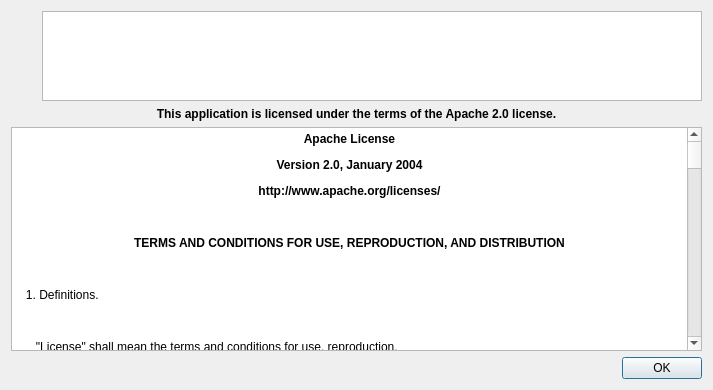
Qt form ui/src/aboutbox.ui (mcallegari/qlcplus) before a commit.
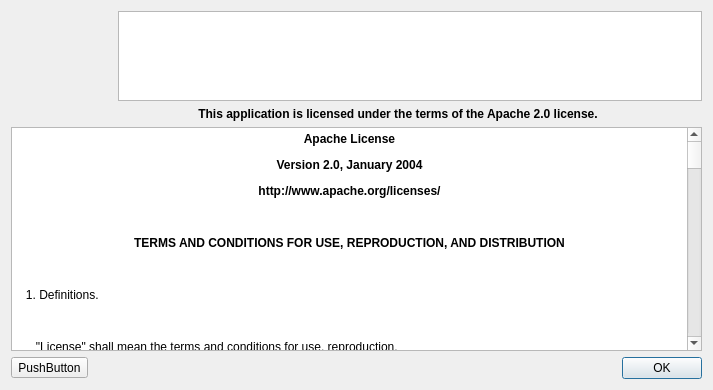
The same form after that commit. Icons and pictures are not drawn.

Commit message: ui: restore Qt information button

Patch:
```diff
--- a/ui/src/aboutbox.ui
+++ b/ui/src/aboutbox.ui
@@ -37,106 +37,7 @@
     <normaloff>:/qlcplus.png</normaloff>:/qlcplus.png</iconset>
   </property>
   <layout class="QGridLayout" name="gridLayout">
-   <item row="0" column="0" rowspan="4">
-    <widget class="QLabel" name="label">
-     <property name="sizePolicy">
-      <sizepolicy hsizetype="Maximum" vsizetype="Preferred">
-       <horstretch>0</horstretch>
-       <verstretch>0</verstretch>
-      </sizepolicy>
-     </property>
-     <property name="text">
-      <string/>
-     </property>
-     <property name="pixmap">
-      <pixmap resource="qlcui.qrc">:/qlcplus.png</pixmap>
-     </property>
-     <property name="scaledContents">
-      <bool>false</bool>
-     </property>
-     <property name="alignment">
-      <set>Qt::AlignLeading|Qt::AlignLeft|Qt::AlignTop</set>
-     </property>
-    </widget>
-   </item>
-   <item row="0" column="1">
-    <widget class="QLabel" name="m_titleLabel">
-     <property name="font">
-      <font>
-       <pointsize>14</pointsize>
-       <bold>true</bold>
-      </font>
-     </property>
-     <property name="text">
-      <string/>
-     </property>
-     <property name="alignment">
-      <set>Qt::AlignBottom|Qt::AlignLeading|Qt::AlignLeft</set>
-     </property>
-    </widget>
-   </item>
-   <item row="0" column="2" rowspan="4">
-    <widget class="QListWidget" name="m_contributors">
-     <property name="sizePolicy">
-      <sizepolicy hsizetype="Expanding" vsizetype="Ignored">
-       <horstretch>0</horstretch>
-       <verstretch>0</verstretch>
-      </sizepolicy>
-     </property>
-     <property name="toolTip">
-      <string>Contributors</string>
-     </property>
-    </widget>
-   </item>
-   <item row="1" column="1">
-    <widget class="QLabel" name="m_versionLabel">
-     <property name="font">
-      <font>
-       <pointsize>14</pointsize>
-       <italic>false</italic>
-       <bold>true</bold>
-      </font>
-     </property>
-     <property name="text">
-      <string/>
-     </property>
-     <property name="alignment">
-      <set>Qt::AlignLeading|Qt::AlignLeft|Qt::AlignTop</set>
-     </property>
-    </widget>
-   </item>
-   <item row="2" column="1">
-    <widget class="QLabel" name="m_copyrightLabel">
-     <property name="textFormat">
-      <enum>Qt::RichText</enum>
-     </property>
-    </widget>
-   </item>
-   <item row="3" column="1">
-    <widget class="QLabel" name="m_websiteLabel"/>
-   </item>
-   <item row="4" column="0" colspan="3">
-    <widget class="QLabel" name="m_licenseLabel">
-     <property name="sizePolicy">
-      <sizepolicy hsizetype="Preferred" vsizetype="Preferred">
-       <horstretch>0</horstretch>
-       <verstretch>0</verstretch>
-      </sizepolicy>
-     </property>
-     <property name="font">
-      <font>
-       <bold>true</bold>
-      </font>
-     </property>
-     <property name="text">
-      <string>This application is licensed under the terms of the Apache 2.0 license.</string>
-     </property>
-     <property name="alignment">
-      <set>Qt::AlignCenter</set>
-     </property>
-    </widget>
-   </item>
-   <item row="5" column="0" colspan="3">
+   <item row="5" column="0" colspan="4">
     <widget class="QTextBrowser" name="m_licenseBrowser">
      <property name="html">
       <string notr="true">&lt;!DOCTYPE HTML PUBLIC &quot;-//W3C//DTD HTML 4.0//EN&quot; &quot;http://www.w3.org/TR/REC-html40/strict.dtd&quot;&gt;
@@ -325,13 +226,129 @@
      </property>
     </widget>
    </item>
-   <item row="6" column="0" colspan="3">
+   <item row="3" column="2">
+    <widget class="QLabel" name="m_websiteLabel"/>
+   </item>
+   <item row="1" column="2">
+    <widget class="QLabel" name="m_versionLabel">
+     <property name="font">
+      <font>
+       <pointsize>14</pointsize>
+       <italic>false</italic>
+       <bold>true</bold>
+      </font>
+     </property>
+     <property name="text">
+      <string/>
+     </property>
+     <property name="alignment">
+      <set>Qt::AlignmentFlag::AlignLeading|Qt::AlignmentFlag::AlignLeft|Qt::AlignmentFlag::AlignTop</set>
+     </property>
+    </widget>
+   </item>
+   <item row="2" column="2">
+    <widget class="QLabel" name="m_copyrightLabel">
+     <property name="textFormat">
+      <enum>Qt::TextFormat::RichText</enum>
+     </property>
+    </widget>
+   </item>
+   <item row="6" column="1" colspan="3">
     <widget class="QDialogButtonBox" name="m_buttonBox">
      <property name="orientation">
       <enum>Qt::Horizontal</enum>
      </property>
      <property name="standardButtons">
-      <set>QDialogButtonBox::Ok</set>
+      <set>QDialogButtonBox::StandardButton::Ok</set>
+     </property>
+    </widget>
+   </item>
+   <item row="0" column="3" rowspan="4">
+    <widget class="QListWidget" name="m_contributors">
+     <property name="sizePolicy">
+      <sizepolicy hsizetype="Expanding" vsizetype="Ignored">
+       <horstretch>0</horstretch>
+       <verstretch>0</verstretch>
+      </sizepolicy>
+     </property>
+     <property name="toolTip">
+      <string>Contributors</string>
+     </property>
+    </widget>
+   </item>
+   <item row="0" column="2">
+    <widget class="QLabel" name="m_titleLabel">
+     <property name="font">
+      <font>
+       <pointsize>14</pointsize>
+       <bold>true</bold>
+      </font>
+     </property>
+     <property name="text">
+      <string/>
+     </property>
+     <property name="alignment">
+      <set>Qt::AlignmentFlag::AlignBottom|Qt::AlignmentFlag::AlignLeading|Qt::AlignmentFlag::AlignLeft</set>
+     </property>
+    </widget>
+   </item>
+   <item row="4" column="1" colspan="3">
+    <widget class="QLabel" name="m_licenseLabel">
+     <property name="sizePolicy">
+      <sizepolicy hsizetype="Preferred" vsizetype="Preferred">
+       <horstretch>0</horstretch>
+       <verstretch>0</verstretch>
+      </sizepolicy>
+     </property>
+     <property name="font">
+      <font>
+       <bold>true</bold>
+      </font>
+     </property>
+     <property name="text">
+      <string>This application is licensed under the terms of the Apache 2.0 license.</string>
+     </property>
+     <property name="alignment">
+      <set>Qt::AlignmentFlag::AlignCenter</set>
+     </property>
+    </widget>
+   </item>
+   <item row="1" column="0">
+    <widget class="QLabel" name="label">
+     <property name="sizePolicy">
+      <sizepolicy hsizetype="Maximum" vsizetype="Preferred">
+       <horstretch>0</horstretch>
+       <verstretch>0</verstretch>
+      </sizepolicy>
+     </property>
+     <property name="text">
+      <string/>
+     </property>
+     <property name="pixmap">
+      <pixmap resource="../../build/Desktop_Qt_6_7_2-Debug/fixtureeditor/.qt/rcc/qlcui.qrc">:/qlcplus.png</pixmap>
+     </property>
+     <property name="scaledContents">
+      <bool>false</bool>
+     </property>
+     <property name="alignment">
+      <set>Qt::AlignmentFlag::AlignLeading|Qt::AlignmentFlag::AlignLeft|Qt::AlignmentFlag::AlignTop</set>
+     </property>
+    </widget>
+   </item>
+   <item row="6" column="0">
+    <widget class="QToolButton" name="m_qtButton">
+     <property name="text">
+      <string>PushButton</string>
+     </property>
+     <property name="icon">
+      <iconset resource="../../build/Desktop_Qt_6_7_2-Debug/fixtureeditor/.qt/rcc/qlcui.qrc">
+       <normaloff>:/qt.png</normaloff>:/qt.png</iconset>
+     </property>
+     <property name="iconSize">
+      <size>
+       <width>24</width>
+       <height>24</height>
+      </size>
      </property>
     </widget>
    </item>
```
Left out of the diff: 361 changed lines with no effect on the pictures. The commit also changes 2 other files.
